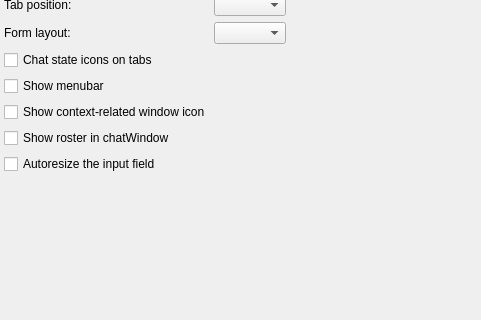
Above: core/src/corelayers/adiumchat/chatforms/tabbedchatform/settings/tabbedchatbehavior.ui from euroelessar/qutim before the change; both pictures show x 0 to 481 and y 149 to 469 of the 481 by 469 pixel window. Below: the same form after it.
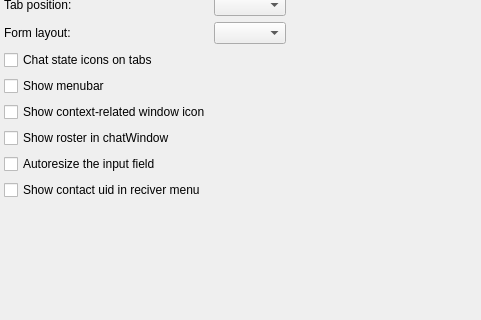
That is the form after the change.

Commit message: select contact for send messages

```diff
--- a/core/src/corelayers/adiumchat/chatforms/tabbedchatform/settings/tabbedchatbehavior.ui
+++ b/core/src/corelayers/adiumchat/chatforms/tabbedchatform/settings/tabbedchatbehavior.ui
@@ -126,6 +126,13 @@
      </property>
     </widget>
    </item>
+   <item row="11" column="0" colspan="2">
+    <widget class="QCheckBox" name="uid2menuBox">
+     <property name="text">
+      <string>Show contact uid in reciver menu</string>
+     </property>
+    </widget>
+   </item>
   </layout>
  </widget>
  <resources/>
```
Left out of the diff: 14 changed lines with no effect on the pictures. The commit also changes 10 other files.
